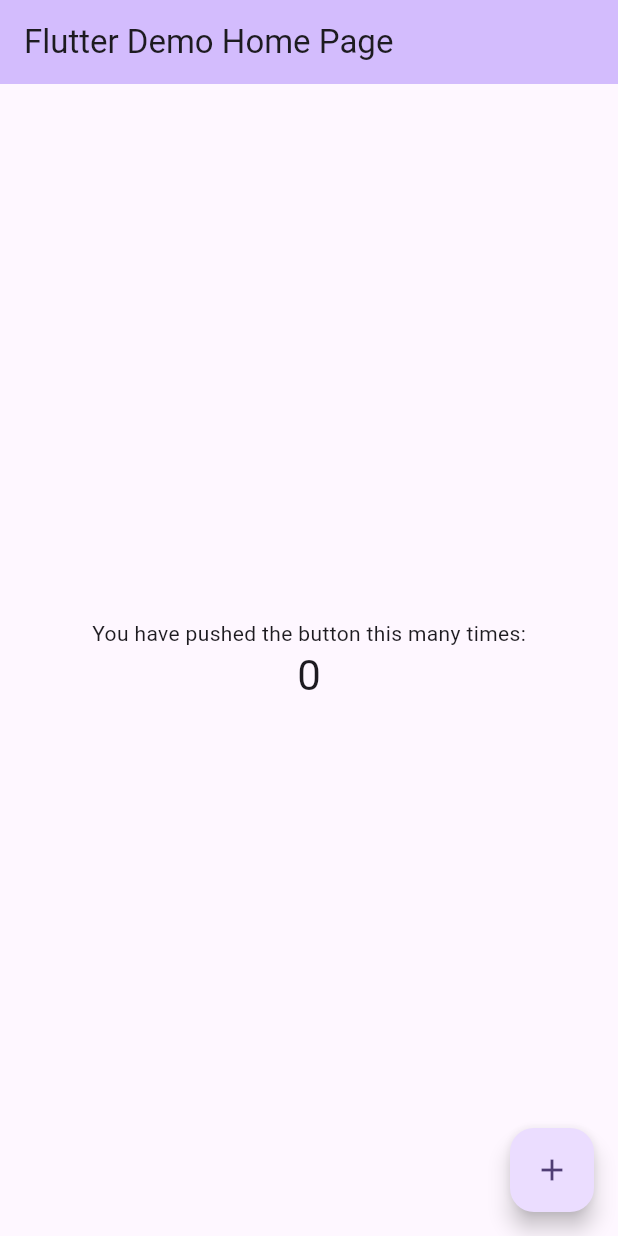
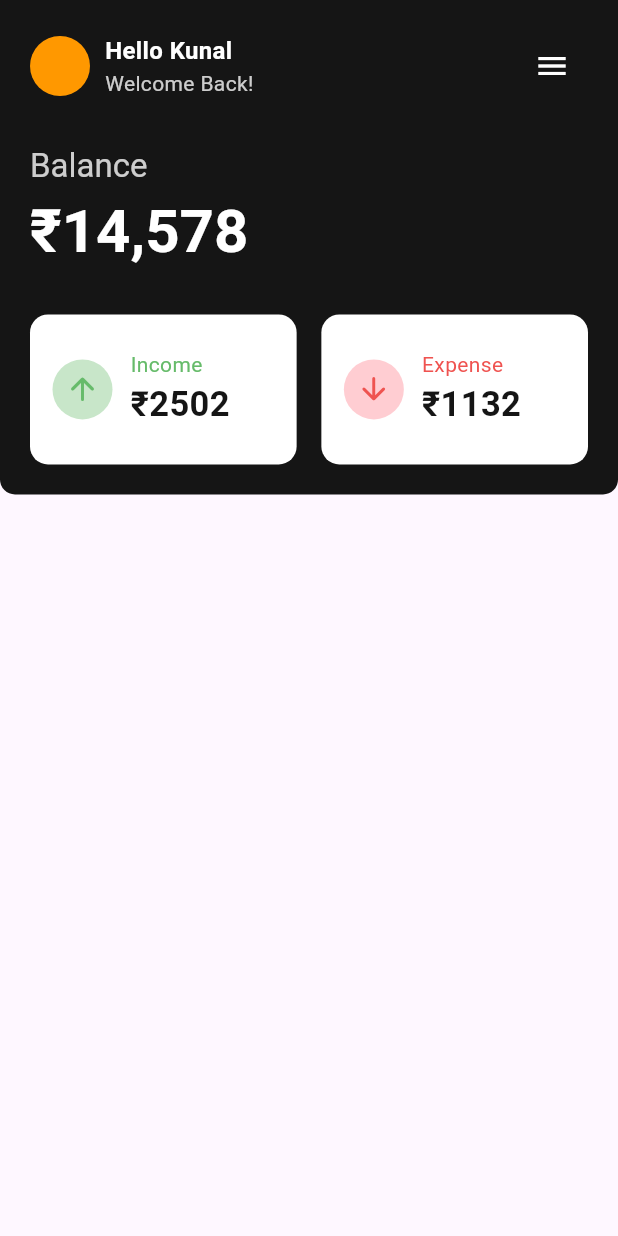
Before and after one commit to LavenderBridge/Expensio_v2, a Flutter app: the screen it shows after launch, on a phone screen of 412 x 824 dp. Run offline on Flutter 3.47's test engine with Material 3 defaults, Android fonts, the phone set to English and light mode, and no system bars; our stand-ins replace get.

Commit message:
Half home page

```diff
--- /dev/null
+++ b/lib/configs/general_configs.dart
@@ -0,0 +1,11 @@
+import 'dart:ui';
+
+class ConfigClass{
+  static Color greyColor = const Color.fromARGB(255, 21, 21, 21);
+  static Color textWhite = const Color.fromARGB(255, 255, 255, 255);
+  static Color semiTransparentTextWhite = const Color.fromARGB(200, 255, 255, 255);
+  static Color incomeGreenBg = const Color.fromARGB(255, 200, 230, 201);
+  static Color incomeGreen = const Color.fromARGB(255, 102, 187, 106);
+  static Color expenseRedBg = const Color.fromARGB(255, 255, 205, 210);
+  static Color expenseRed = const Color.fromARGB(255, 239, 83, 80);
+}
--- /dev/null
+++ b/lib/controllers/MyHomePage_controller.dart
@@ -0,0 +1,8 @@
+import "package:get/get.dart";
+
+class CounterController extends GetxController{
+  var count = 0.obs;
+
+  void increase() => count.value++;
+  void decrease() => count.value--;
+}
--- a/lib/main.dart
+++ b/lib/main.dart
@@ -1,125 +1,11 @@
+import 'package:expensio_v2/pages/MyHomePage.dart';
 import 'package:flutter/material.dart';
+import 'package:flutter/services.dart';
 
 void main() {
-  runApp(const MyApp());
+  runApp(
+    MaterialApp(
+      home: MyHomePage(),
+    ),
+  );
 }
-
-class MyApp extends StatelessWidget {
-  const MyApp({super.key});
-
-  // This widget is the root of your application.
-  @override
-  Widget build(BuildContext context) {
-    return MaterialApp(
-      title: 'Flutter Demo',
-      theme: ThemeData(
-        // This is the theme of your application.
-        //
-        // TRY THIS: Try running your application with "flutter run". You'll see
-        // the application has a purple toolbar. Then, without quitting the app,
-        // try changing the seedColor in the colorScheme below to Colors.green
-        // and then invoke "hot reload" (save your changes or press the "hot
-        // reload" button in a Flutter-supported IDE, or press "r" if you used
-        // the command line to start the app).
-        //
-        // Notice that the counter didn't reset back to zero; the application
-        // state is not lost during the reload. To reset the state, use hot
-        // restart instead.
-        //
-        // This works for code too, not just values: Most code changes can be
-        // tested with just a hot reload.
-        colorScheme: ColorScheme.fromSeed(seedColor: Colors.deepPurple),
-        useMaterial3: true,
-      ),
-      home: const MyHomePage(title: 'Flutter Demo Home Page'),
-    );
-  }
-}
-
-class MyHomePage extends StatefulWidget {
-  const MyHomePage({super.key, required this.title});
-
-  // This widget is the home page of your application. It is stateful, meaning
-  // that it has a State object (defined below) that contains fields that affect
-  // how it looks.
-
-  // This class is the configuration for the state. It holds the values (in this
-  // case the title) provided by the parent (in this case the App widget) and
-  // used by the build method of the State. Fields in a Widget subclass are
-  // always marked "final".
-
-  final String title;
-
-  @override
-  State<MyHomePage> createState() => _MyHomePageState();
-}
-
-class _MyHomePageState extends State<MyHomePage> {
-  int _counter = 0;
-
-  void _incrementCounter() {
-    setState(() {
-      // This call to setState tells the Flutter framework that something has
-      // changed in this State, which causes it to rerun the build method below
-      // so that the display can reflect the updated values. If we changed
-      // _counter without calling setState(), then the build method would not be
-      // called again, and so nothing would appear to happen.
-      _counter++;
-    });
-  }
-
-  @override
-  Widget build(BuildContext context) {
-    // This method is rerun every time setState is called, for instance as done
-    // by the _incrementCounter method above.
-    //
-    // The Flutter framework has been optimized to make rerunning build methods
-    // fast, so that you can just rebuild anything that needs updating rather
-    // than having to individually change instances of widgets.
-    return Scaffold(
-      appBar: AppBar(
-        // TRY THIS: Try changing the color here to a specific color (to
-        // Colors.amber, perhaps?) and trigger a hot reload to see the AppBar
-        // change color while the other colors stay the same.
-        backgroundColor: Theme.of(context).colorScheme.inversePrimary,
-        // Here we take the value from the MyHomePage object that was created by
-        // the App.build method, and use it to set our appbar title.
-        title: Text(widget.title),
-      ),
-      body: Center(
-        // Center is a layout widget. It takes a single child and positions it
-        // in the middle of the parent.
-        child: Column(
-          // Column is also a layout widget. It takes a list of children and
-          // arranges them vertically. By default, it sizes itself to fit its
-          // children horizontally, and tries to be as tall as its parent.
-          //
-          // Column has various properties to control how it sizes itself and
-          // how it positions its children. Here we use mainAxisAlignment to
-          // center the children vertically; the main axis here is the vertical
-          // axis because Columns are vertical (the cross axis would be
-          // horizontal).
-          //
-          // TRY THIS: Invoke "debug painting" (choose the "Toggle Debug Paint"
-          // action in the IDE, or press "p" in the console), to see the
-          // wireframe for each widget.
-          mainAxisAlignment: MainAxisAlignment.center,
-          children: <Widget>[
-            const Text(
-              'You have pushed the button this many times:',
-            ),
-            Text(
-              '$_counter',
-              style: Theme.of(context).textTheme.headlineMedium,
-            ),
-          ],
-        ),
-      ),
-      floatingActionButton: FloatingActionButton(
-        onPressed: _incrementCounter,
-        tooltip: 'Increment',
-        child: const Icon(Icons.add),
-      ), // This trailing comma makes auto-formatting nicer for build methods.
-    );
-  }
-}
--- /dev/null
+++ b/lib/pages/MyHomePage.dart
@@ -0,0 +1,140 @@
+import 'package:expensio_v2/configs/general_configs.dart';
+import 'package:expensio_v2/controllers/MyHomePage_controller.dart';
+import 'package:expensio_v2/widgets/CardWidget1.dart';
+import 'package:flutter/material.dart';
+import 'package:get/get.dart';
+
+// class MyHomePage extends StatelessWidget {
+//   String title = "no_data";
+//   final CounterController _controller = Get.put(CounterController());
+//   MyHomePage({super.key, required this.title});
+
+//   @override
+//   Widget build(BuildContext context) {
+//     return SafeArea(
+//       child: Scaffold(
+//         appBar: AppBar(
+//           title: Text(title),
+//         ),
+//         body: Obx(
+//           () => Text(
+//             "Current Counter Value: ${_controller.count.value}",
+//           ),
+//         ),
+//         floatingActionButton: FloatingActionButton(
+//           onPressed: () => _controller.increase(),
+//           child: Text("Increment Value"),
+//         ),
+//       ),
+//     );
+//   }
+// }
+
+class MyHomePage extends StatelessWidget {
+  const MyHomePage({super.key});
+
+  @override
+  Widget build(BuildContext context) {
+    return SafeArea(
+      child: Scaffold(
+        body: Column(
+          children: [
+            Container(
+              decoration: BoxDecoration(
+                  color: ConfigClass.greyColor,
+                  borderRadius: BorderRadius.only(
+                    bottomLeft: Radius.circular(10),
+                    bottomRight: Radius.circular(10),
+                  )),
+              height: MediaQuery.of(context).size.height * 0.4,
+              child: Padding(
+                padding: const EdgeInsets.all(20),
+                child: Column(
+                  mainAxisSize: MainAxisSize.max,
+                  mainAxisAlignment: MainAxisAlignment.spaceBetween,
+                  children: [
+                    Row(
+                      mainAxisAlignment: MainAxisAlignment.spaceBetween,
+                      children: [
+                        Row(
+                          children: [
+                            const CircleAvatar(
+                              backgroundColor: Colors.orange,
+                            ),
+                            const SizedBox(
+                              width: 10,
+                            ),
+                            Column(
+                              crossAxisAlignment: CrossAxisAlignment.start,
+                              children: [
+                                Text(
+                                  "Hello Kunal",
+                                  style: TextStyle(
+                                    color: ConfigClass.textWhite,
+                                    fontWeight: FontWeight.bold,
+                                    fontSize: 16
+
+                                  ),
+                                ),
+                                Text(
+                                  "Welcome Back!",
+                                  style:
+                                      TextStyle(color: ConfigClass.semiTransparentTextWhite),
+                                ),
+                              ],
+                            )
+                          ],
+                        ),
+                        IconButton(
+                            onPressed: () {},
+                            icon: Icon(
+                              Icons.menu,
+                              color: ConfigClass.textWhite,
+                            ))
+                      ],
+                    ),
+                    Column(
+                      children: [
+                        Align(
+                          alignment: Alignment.centerLeft,
+                          child: Text(
+                            "Balance",
+                            style: TextStyle(
+                                color: ConfigClass.semiTransparentTextWhite,
+                                fontSize: 22,
+                                letterSpacing: 0),
+                          ),
+                        ),
+                        Align(
+                          alignment: Alignment.centerLeft,
+                          child: Text(
+                            "₹14,578",
+                            style: TextStyle(
+                                color: ConfigClass.textWhite,
+                                fontSize: 40,
+                                fontWeight: FontWeight.bold,
+                                letterSpacing: 0),
+                          ),
+                        ),
+                        // SizedBox(height: 25,),
+                      ],
+                    ),
+                    Row(
+                      children: [
+                        ContentCard(type: 1, amount: 2502),
+                        SizedBox(
+                          width: MediaQuery.of(context).size.width * 0.04,
+                        ),
+                        ContentCard(type: 0, amount: 1132),
+                      ],
+                    )
+                  ],
+                ),
+              ),
+            )
+          ],
+        ),
+      ),
+    );
+  }
+}
--- /dev/null
+++ b/lib/widgets/CardWidget1.dart
@@ -0,0 +1,72 @@
+import 'package:expensio_v2/configs/general_configs.dart';
+import 'package:flutter/material.dart';
+
+class ContentCard extends StatelessWidget {
+  final int type;
+  int amount = 0;
+  ContentCard({super.key, required this.type, required this.amount});
+
+  @override
+  Widget build(BuildContext context) {
+    return Expanded(
+      child: Container(
+        height: 100,
+        width: 100,
+        decoration: BoxDecoration(
+          color: Colors.white,
+          borderRadius: BorderRadius.circular(12),
+        ),
+        child: Padding(
+          padding: const EdgeInsets.all(15.0),
+          child: Row(
+            children: [
+              if (type == 1)
+                CircleAvatar(
+                  backgroundColor: ConfigClass.incomeGreenBg,
+                  child: Icon(
+                    Icons.arrow_upward_rounded,
+                    color: ConfigClass.incomeGreen,
+                  ),
+                )
+              else
+                CircleAvatar(
+                  backgroundColor: ConfigClass.expenseRedBg,
+                  child: Icon(
+                    Icons.arrow_downward_rounded,
+                    color: ConfigClass.expenseRed,
+                  ),
+                ),
+              const SizedBox(
+                width: 12,
+              ),
+              Column(
+                mainAxisAlignment: MainAxisAlignment.center,
+                mainAxisSize: MainAxisSize.min,
+                crossAxisAlignment: CrossAxisAlignment.start,
+                children: [
+                  if (type == 1)
+                    Text(
+                      "Income",
+                      style: TextStyle(color: ConfigClass.incomeGreen),
+                    )
+                  else
+                    Text("Expense",
+                        style: TextStyle(
+                          color: ConfigClass.expenseRed,
+                        )),
+                  Text(
+                    "₹${amount.toString()}",
+                    style: TextStyle(
+                        color: ConfigClass.greyColor,
+                        fontWeight: FontWeight.bold,
+                        fontSize: 23),
+                  )
+                ],
+              )
+            ],
+          ),
+        ),
+      ),
+    );
+  }
+}
--- a/pubspec.yaml
+++ b/pubspec.yaml
@@ -35,6 +35,7 @@ dependencies:
   # The following adds the Cupertino Icons font to your application.
   # Use with the CupertinoIcons class for iOS style icons.
   cupertino_icons: ^1.0.2
+  get: ^4.6.6
 
 dev_dependencies:
   flutter_test:
```
Also changed, not shown: UI Ideas/UI1_Home.jpg (added), UI Ideas/UI_Home_2.png (added), UI Ideas/UI_Home_Tablet.jpg (added), pubspec.lock.
